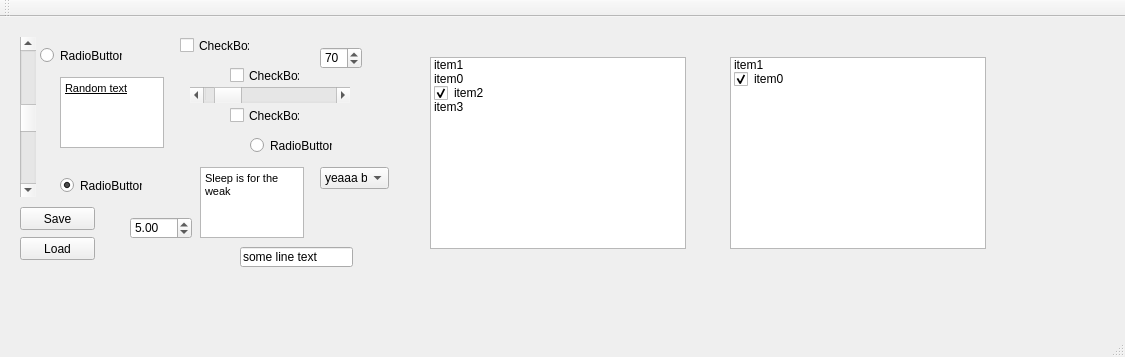
This is Testing/Example/mainwindow.ui in lopezmt/QTGUI as Qt 5 draws it before an edit. The edited form follows.
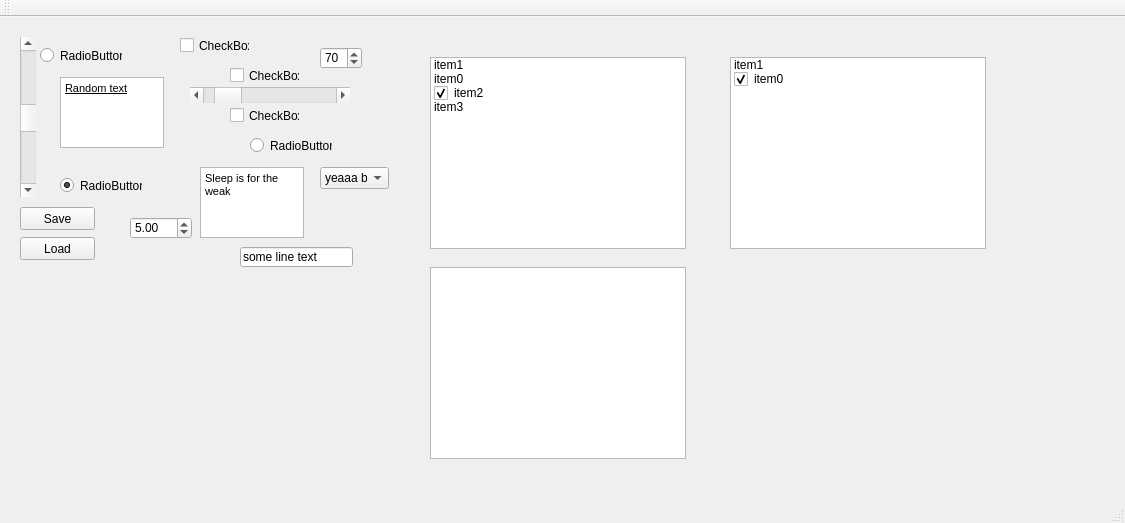
This is the edited form.

Commit message:
ENH: Adds support for table model widget
QTableView are saved as std::vector<std::vector<QString> > in the model and are saved as a list of item (item_$posRow_$posColumn) in the XML file. The items are in row major (column index moves faster).

```diff
--- a/Testing/Example/mainwindow.ui
+++ b/Testing/Example/mainwindow.ui
@@ -7,7 +7,7 @@
     <x>0</x>
     <y>0</y>
     <width>1125</width>
-    <height>357</height>
+    <height>523</height>
    </rect>
   </property>
   <property name="windowTitle">
@@ -321,6 +321,16 @@
      </property>
     </item>
    </widget>
+   <widget class="QTableView" name="tableView">
+    <property name="geometry">
+     <rect>
+      <x>430</x>
+      <y>250</y>
+      <width>256</width>
+      <height>192</height>
+     </rect>
+    </property>
+   </widget>
   </widget>
   <widget class="QMenuBar" name="menuBar">
    <property name="geometry">
```
The commit also changes 5 other files.
